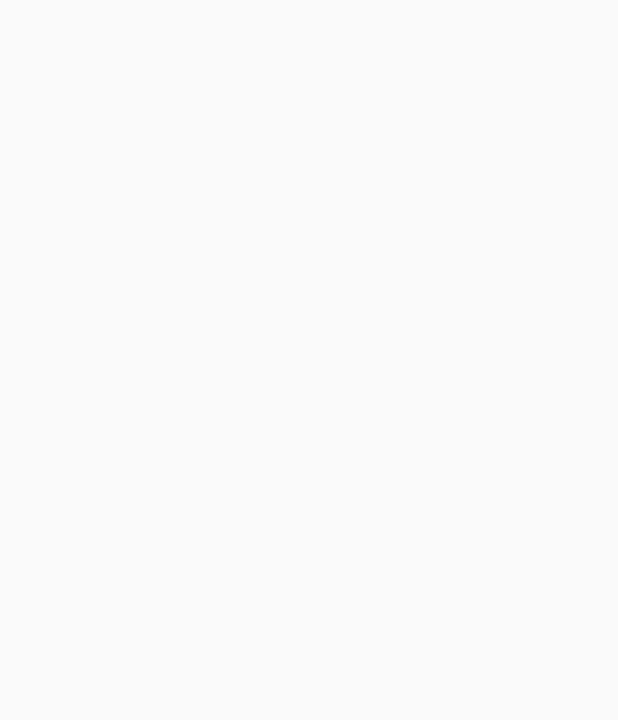
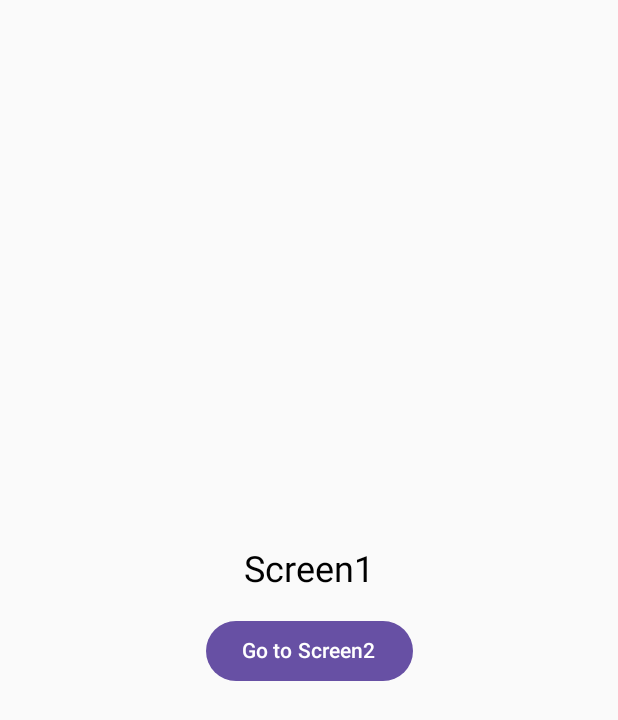
Before and after one commit to nshiraki/jetpack-compose-sandbox, an Android app built with Jetpack Compose: the screen it shows after launch (MainActivity), on a phone screen of 412 x 824 dp. Before the commit the part shown is empty. Shown: the top 720 px of the screen. Run offline under Robolectric (Android 15) with nearby library versions, the phone set to English and light mode, and no system bars.

Commit message:
画面遷移の処理を追加

```diff
--- a/NavigationComposeEx/app/src/main/java/com/example/navigationcomposeex/MainActivity.kt
+++ b/NavigationComposeEx/app/src/main/java/com/example/navigationcomposeex/MainActivity.kt
@@ -16,11 +16,44 @@ import androidx.compose.ui.Modifier
 import androidx.compose.ui.tooling.preview.Preview
 import androidx.compose.ui.unit.dp
 import androidx.compose.ui.unit.sp
+import androidx.navigation.compose.NavHost
+import androidx.navigation.compose.composable
+import androidx.navigation.compose.rememberNavController
 
 class MainActivity : ComponentActivity() {
     override fun onCreate(savedInstanceState: Bundle?) {
         super.onCreate(savedInstanceState)
         setContent {
+            SetupNavHost()
+        }
+    }
+}
+
+// 画面遷移のセットアップを行う
+@Composable
+fun SetupNavHost() {
+    val navController = rememberNavController()
+
+    NavHost(
+        navController = navController,
+        startDestination = "screen1"
+    ) {
+        // 画面遷移に関するコンポーザブルを登録
+        composable(route = "screen1") {
+            Screen1(
+                onButtonClick = {
+                    // 特定の画面へ遷移
+                    navController.navigate("screen2")
+                }
+            )
+        }
+        composable(route = "screen2") {
+            Screen2(
+                onButtonClick = {
+                    // アプリ内の前の画面に戻る
+                    navController.navigateUp()
+                }
+            )
         }
     }
 }
```
